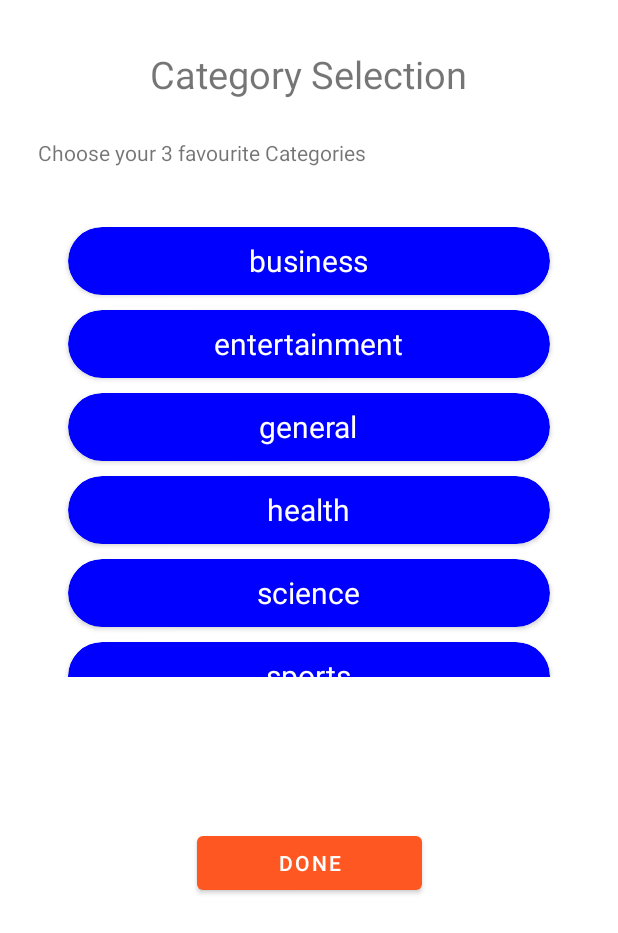
After one commit to bhattshrey24/News-App-Using-Kotlin, an Android app: the CategorySelectionActivity screen opened directly, with no data from a screen before it, on a phone screen of 412 x 824 dp. The commit adds this screen. Shown: the top 933 px of the screen. Run offline under Robolectric (Android 15) with nearby library versions, the phone set to English and light mode, and no system bars; our stand-ins replace Firebase (no records; nobody signed in at launch, a user with empty details on screens opened directly).

Commit message:
input user details done

```diff
--- a/app/build.gradle
+++ b/app/build.gradle
@@ -43,6 +43,7 @@ dependencies {
     implementation 'androidx.appcompat:appcompat:1.4.1'
     implementation 'com.google.android.material:material:1.5.0'
     implementation 'androidx.constraintlayout:constraintlayout:2.1.3'
+    implementation 'com.google.firebase:firebase-firestore-ktx:24.0.2'
     testImplementation 'junit:junit:4.13.2'
     androidTestImplementation 'androidx.test.ext:junit:1.1.3'
     androidTestImplementation 'androidx.test.espresso:espresso-core:3.4.0'
--- /dev/null
+++ b/app/src/main/java/com/example/newsappusingkotlin/adapters/CategorySelectionRecyclerAdapter.kt
@@ -0,0 +1,94 @@
+package com.example.newsappusingkotlin.adapters
+
+import android.content.Context
+import android.graphics.Color
+import android.view.LayoutInflater
+import android.view.View
+import android.view.ViewGroup
+import android.widget.TextView
+import android.widget.Toast
+import androidx.cardview.widget.CardView
+import androidx.recyclerview.widget.RecyclerView
+import com.example.newsappusingkotlin.R
+
+class CategorySelectionRecyclerAdapter(var parentContext: Context) :
+    RecyclerView.Adapter<CategorySelectionRecyclerAdapter.ViewHolder>() {
+    private val listOfCategories = listOf<String>(
+        "business",
+        "entertainment",
+        "general",
+        "health",
+        "science",
+        "sports",
+        "technology"
+    )
+    private val selectedListOfCategories = mutableListOf<String>()
+
+    fun getSelectedCategories(): MutableList<String> {
+        if (selectedListOfCategories.size == 3) {
+            return selectedListOfCategories
+        } else {
+            Toast.makeText(
+                parentContext,
+                "Select ${3 - selectedListOfCategories.size} more categories", Toast.LENGTH_SHORT
+            ).show()
+            return mutableListOf() // ie. empty list
+        }
+    }
+
+    override fun onCreateViewHolder(
+        parent: ViewGroup,
+        viewType: Int
+    ): CategorySelectionRecyclerAdapter.ViewHolder {
+        val view =
+            LayoutInflater.from(parent.context).inflate(R.layout.category_list_item, parent, false)
+        return ViewHolder(view)
+    }
+
+    override fun onBindViewHolder(
+        holder: CategorySelectionRecyclerAdapter.ViewHolder,
+        position: Int
+    ) {
+        holder.categoryTv.text = listOfCategories[position]
+        if (selectedListOfCategories.contains(listOfCategories[position])) {
+            holder.category_card.setCardBackgroundColor(Color.BLACK)
+        } else {
+            holder.category_card.setCardBackgroundColor(Color.BLUE)
+        }
+    }
+
+
+    override fun getItemCount(): Int {
+        return listOfCategories.size
+    }
+
+    inner class ViewHolder(itemView: View) : RecyclerView.ViewHolder(itemView) {
+        var categoryTv: TextView = itemView.findViewById(R.id.Tv_category_item)
+        var category_card: CardView = itemView.findViewById(R.id.categorySelectionCardView)
+
+        init {
+            itemView.setOnClickListener {
+                val pos = adapterPosition
+
+                if (selectedListOfCategories.contains(listOfCategories[pos])) {
+                    selectedListOfCategories.remove(listOfCategories[pos])
+                    notifyItemChanged(pos)
+                } else {
+                    if (selectedListOfCategories.size == 3) {
+                        Toast.makeText(
+                            parentContext,
+                            "Already Selected 3 Items",
+                            Toast.LENGTH_SHORT
+                        ).show()
+                    } else {
+                        selectedListOfCategories.add(listOfCategories[pos])
+                        category_card.setCardBackgroundColor(Color.BLACK)
+                        notifyItemChanged(pos)
+                    }
+                }
+
+
+            }
+        }
+    }
+}
--- a/app/src/main/java/com/example/newsappusingkotlin/adapters/NewsListRecyclerAdapter.kt
+++ b/app/src/main/java/com/example/newsappusingkotlin/adapters/NewsListRecyclerAdapter.kt
@@ -44,7 +44,6 @@ class NewsListRecyclerAdapter(var parentContext: Context) :
 
 
     override fun onBindViewHolder(holder: NewsListRecyclerAdapter.ViewHolder, position: Int) {
-
         if (articles?.get(position)?.publishedAt == null) {
             holder.timeTv.text = "no time"
         } else {
--- a/app/src/main/java/com/example/newsappusingkotlin/other/Constants.kt
+++ b/app/src/main/java/com/example/newsappusingkotlin/other/Constants.kt
@@ -8,5 +8,11 @@ object Constants {
     const val userEmailSharedPrefKey="users_email"
     const val userPasswordSharedPrefKey="users_password"
 
+    const val userDetailInputPrefKey="user_detail_input"
+    const val usersMobileNumberPrefKey="user_mobile_num"
+    const val usersCountryPrefKey="user_country"
+    const val usersLanguagePrefKey="user_language"
+    const val usersNamePrefKey="users_name"
+
 
 }
--- /dev/null
+++ b/app/src/main/res/layout/activity_category_selection.xml
@@ -0,0 +1,62 @@
+<?xml version="1.0" encoding="utf-8"?>
+<androidx.constraintlayout.widget.ConstraintLayout xmlns:android="http://schemas.android.com/apk/res/android"
+    xmlns:app="http://schemas.android.com/apk/res-auto"
+    xmlns:tools="http://schemas.android.com/tools"
+    android:layout_width="match_parent"
+    android:layout_height="match_parent"
+    tools:context=".CategorySelectionActivity">
+
+    <Button
+        android:id="@+id/btn_categorySelection"
+        android:layout_width="150dp"
+        android:layout_height="wrap_content"
+        android:layout_marginTop="100dp"
+        android:text="Done"
+        app:layout_constraintEnd_toEndOf="parent"
+        app:layout_constraintStart_toStartOf="parent"
+        app:layout_constraintTop_toBottomOf="@+id/categorySelectionRecyclerView" />
+
+    <ProgressBar
+        android:id="@+id/categorySelectionProgressBar"
+        style="?android:attr/progressBarStyle"
+        android:layout_width="wrap_content"
+        android:layout_height="wrap_content"
+        android:layout_marginTop="250dp"
+        app:layout_constraintBottom_toBottomOf="parent"
+        app:layout_constraintLeft_toLeftOf="parent"
+        app:layout_constraintRight_toRightOf="parent"
+        app:layout_constraintTop_toTopOf="parent" />
+
+    <TextView
+        android:id="@+id/Tv_CategorySelection"
+        android:layout_width="wrap_content"
+        android:layout_height="wrap_content"
+        android:layout_marginTop="32dp"
+        android:text="Category Selection"
+        android:textSize="25sp"
+        app:layout_constraintEnd_toEndOf="parent"
+        app:layout_constraintStart_toStartOf="parent"
+        app:layout_constraintTop_toTopOf="parent" />
+
+    <TextView
+        android:id="@+id/Tv_choose3favCategory"
+        android:layout_width="wrap_content"
+        android:layout_height="wrap_content"
+        android:layout_marginStart="25dp"
+        android:layout_marginTop="25dp"
+        android:text="Choose your 3 favourite Categories"
+        app:layout_constraintStart_toStartOf="parent"
+        app:layout_constraintTop_toBottomOf="@+id/Tv_CategorySelection" />
+
+    <androidx.recyclerview.widget.RecyclerView
+        android:id="@+id/categorySelectionRecyclerView"
+        android:layout_width="match_parent"
+        android:layout_height="300dp"
+        android:layout_marginStart="20dp"
+        android:layout_marginTop="40dp"
+        android:layout_marginEnd="20dp"
+        app:layout_constraintEnd_toEndOf="parent"
+        app:layout_constraintStart_toStartOf="parent"
+        app:layout_constraintTop_toBottomOf="@+id/Tv_choose3favCategory"
+        tools:listitem="@layout/category_list_item" />
+</androidx.constraintlayout.widget.ConstraintLayout>
--- /dev/null
+++ b/app/src/main/res/layout/category_list_item.xml
@@ -0,0 +1,24 @@
+<?xml version="1.0" encoding="utf-8"?>
+<androidx.cardview.widget.CardView xmlns:android="http://schemas.android.com/apk/res/android"
+    android:layout_width="match_parent"
+    xmlns:app="http://schemas.android.com/apk/res-auto"
+    app:cardCornerRadius="25dp"
+    android:layout_height="45dp"
+    android:layout_marginStart="25dp"
+    android:layout_marginEnd="25dp"
+    android:layout_marginBottom="10dp"
+    android:clickable="true"
+    android:id="@+id/categorySelectionCardView"
+    >
+
+
+    <TextView
+        android:id="@+id/Tv_category_item"
+        android:textColor="@color/white"
+        android:padding="5dp"
+        android:layout_gravity="center"
+        android:textSize="20sp"
+        android:layout_width="wrap_content"
+        android:layout_height="wrap_content"
+        android:text="TextView" />
+</androidx.cardview.widget.CardView>
--- a/app/src/main/res/values/colors.xml
+++ b/app/src/main/res/values/colors.xml
@@ -8,5 +8,7 @@
     <color name="black">#FF000000</color>
     <color name="white">#FFFFFFFF</color>
     <color name="Primary1">#FF5722</color>
+    <color name="Secondary1">#FF8A65</color>
+
 
 </resources>
--- a/app/src/main/res/values/themes.xml
+++ b/app/src/main/res/values/themes.xml
@@ -6,7 +6,7 @@
         <item name="colorPrimaryVariant">@color/Primary1</item>
         <item name="colorOnPrimary">@color/white</item>
         <!-- Secondary brand color. -->
-        <item name="colorSecondary">@color/teal_200</item>
+        <item name="colorSecondary">#FF8A65</item>
         <item name="colorSecondaryVariant">@color/teal_700</item>
         <item name="colorOnSecondary">@color/black</item>
         <!-- Status bar color. -->
```
Also changed, not shown: app/src/main/AndroidManifest.xml (+8 -5 lines), app/src/main/java/com/example/newsappusingkotlin/CategorySelectionActivity.kt (added, +105 -0 lines), app/src/main/java/com/example/newsappusingkotlin/DetailsInputActivity.kt (+28 -10 lines), app/src/main/java/com/example/newsappusingkotlin/SignUpFragment.kt (+11 -2 lines).
